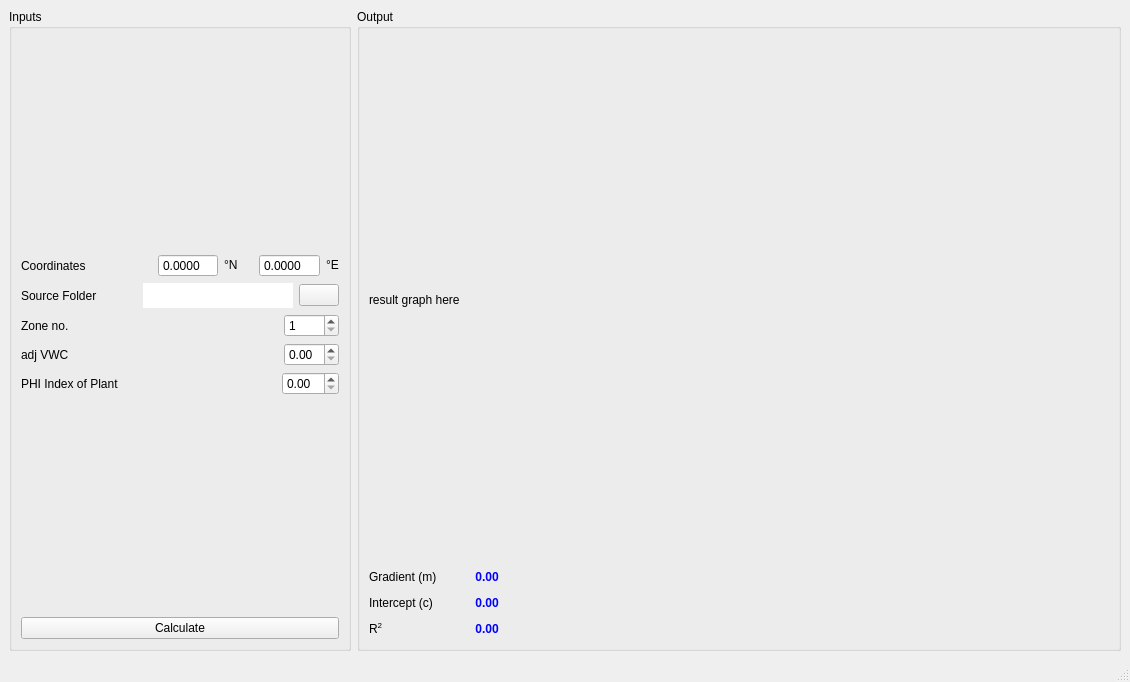
The window that main.ui (pseuds/MoistureSensor) describes before a commit, drawn with Qt 5.
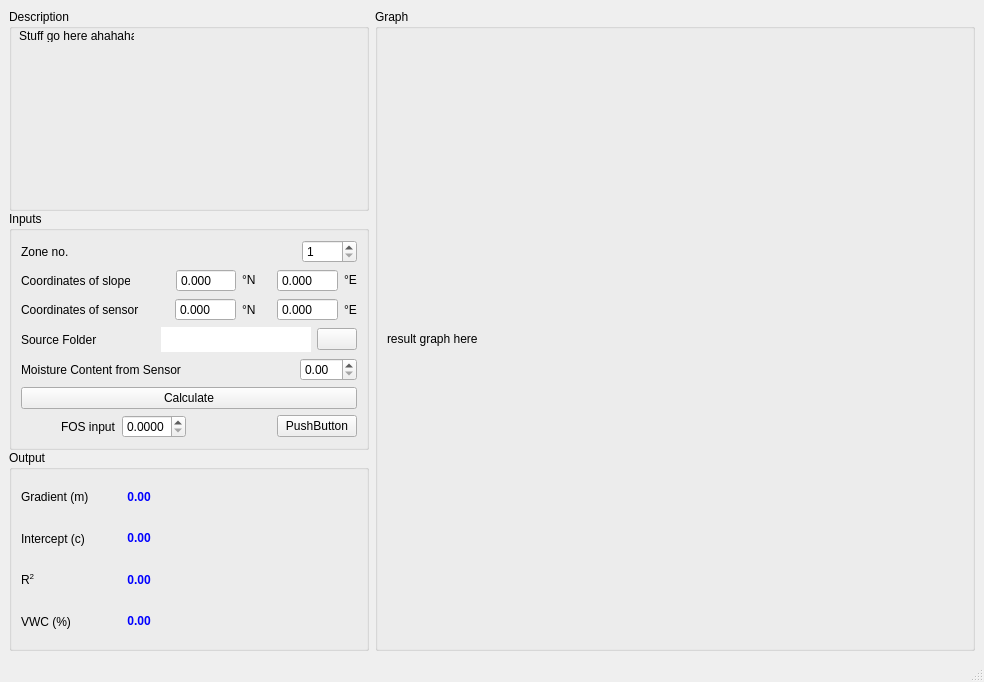
The same window after the commit. Icons and pictures are not drawn.

What changed in the file:
```diff
--- a/main.ui
+++ b/main.ui
@@ -6,7 +6,7 @@
    <rect>
     <x>0</x>
     <y>0</y>
-    <width>1130</width>
+    <width>984</width>
     <height>682</height>
    </rect>
   </property>
@@ -14,7 +14,56 @@
    <string>Slope Monitoring</string>
   </property>
   <widget class="QWidget" name="centralwidget">
-   <layout class="QHBoxLayout" name="horizontalLayout_8">
+   <layout class="QHBoxLayout" name="horizontalLayout_5">
+    <item>
+     <layout class="QVBoxLayout" name="verticalLayout_4">
+      <property name="spacing">
+       <number>0</number>
+      </property>
+      <property name="sizeConstraint">
+       <enum>QLayout::SetMinimumSize</enum>
+      </property>
+      <item>
+       <widget class="QGroupBox" name="groupBox_4">
+        <property name="sizePolicy">
+         <sizepolicy hsizetype="Maximum" vsizetype="Minimum">
+          <horstretch>0</horstretch>
+          <verstretch>0</verstretch>
+         </sizepolicy>
+        </property>
+        <property name="maximumSize">
+         <size>
+          <width>360</width>
+          <height>16777215</height>
+         </size>
+        </property>
+        <property name="title">
+         <string>Description</string>
+        </property>
+        <widget class="QLabel" name="label_8">
+         <property name="geometry">
+          <rect>
+           <x>10</x>
+           <y>20</y>
+           <width>115</width>
+           <height>13</height>
+          </rect>
+         </property>
+         <property name="sizePolicy">
+          <sizepolicy hsizetype="Expanding" vsizetype="Expanding">
+           <horstretch>0</horstretch>
+           <verstretch>0</verstretch>
+          </sizepolicy>
+         </property>
+         <property name="text">
+          <string>Stuff go here ahahahah</string>
+         </property>
+         <property name="alignment">
+          <set>Qt::AlignLeading|Qt::AlignLeft|Qt::AlignTop</set>
+         </property>
+        </widget>
+       </widget>
+      </item>
     <item>
      <widget class="QGroupBox" name="groupBox">
       <property name="sizePolicy">
@@ -23,22 +72,64 @@
         <verstretch>0</verstretch>
        </sizepolicy>
       </property>
+        <property name="minimumSize">
+         <size>
+          <width>300</width>
+          <height>0</height>
+         </size>
+        </property>
+        <property name="maximumSize">
+         <size>
+          <width>360</width>
+          <height>16777215</height>
+         </size>
+        </property>
       <property name="title">
        <string>Inputs</string>
       </property>
       <layout class="QVBoxLayout" name="verticalLayout">
        <item>
-        <spacer name="verticalSpacer_2">
+          <layout class="QHBoxLayout" name="horizontalLayout_4">
+           <item>
+            <widget class="QLabel" name="label_7">
+             <property name="text">
+              <string>Zone no.</string>
+             </property>
+            </widget>
+           </item>
+           <item>
+            <spacer name="horizontalSpacer_2">
          <property name="orientation">
-          <enum>Qt::Vertical</enum>
+              <enum>Qt::Horizontal</enum>
+             </property>
+             <property name="sizeType">
+              <enum>QSizePolicy::Expanding</enum>
          </property>
          <property name="sizeHint" stdset="0">
           <size>
            <width>20</width>
-           <height>40</height>
+               <height>20</height>
           </size>
          </property>
         </spacer>
+           </item>
+           <item>
+            <widget class="QSpinBox" name="zoneNo_spinBox">
+             <property name="minimumSize">
+              <size>
+               <width>55</width>
+               <height>0</height>
+              </size>
+             </property>
+             <property name="minimum">
+              <number>1</number>
+             </property>
+             <property name="maximum">
+              <number>97</number>
+             </property>
+            </widget>
+           </item>
+          </layout>
        </item>
        <item>
         <layout class="QHBoxLayout" name="horizontalLayout">
@@ -51,7 +142,7 @@
             </size>
            </property>
            <property name="text">
-            <string>Coordinates</string>
+              <string>Coordinates of slope</string>
            </property>
           </widget>
          </item>
@@ -60,6 +151,9 @@
            <property name="orientation">
             <enum>Qt::Horizontal</enum>
            </property>
+             <property name="sizeType">
+              <enum>QSizePolicy::Expanding</enum>
+             </property>
            <property name="sizeHint" stdset="0">
             <size>
              <width>40</width>
@@ -80,10 +174,10 @@
             <enum>QAbstractSpinBox::NoButtons</enum>
            </property>
            <property name="decimals">
-            <number>4</number>
+              <number>3</number>
            </property>
            <property name="maximum">
-            <double>90.000000000000000</double>
+              <double>9999.000000000000000</double>
            </property>
           </widget>
          </item>
@@ -122,10 +216,10 @@
             <enum>QAbstractSpinBox::NoButtons</enum>
            </property>
            <property name="decimals">
-            <number>4</number>
+              <number>3</number>
            </property>
            <property name="maximum">
-            <double>180.000000000000000</double>
+              <double>9999.000000000000000</double>
            </property>
            <property name="singleStep">
             <double>0.000100000000000</double>
@@ -144,6 +238,89 @@
          </item>
         </layout>
        </item>
+         <item>
+          <layout class="QHBoxLayout" name="horizontalLayout_12">
+           <item>
+            <widget class="QLabel" name="label_4">
+             <property name="text">
+              <string>Coordinates of sensor</string>
+             </property>
+            </widget>
+           </item>
+           <item>
+            <spacer name="horizontalSpacer_13">
+             <property name="orientation">
+              <enum>Qt::Horizontal</enum>
+             </property>
+             <property name="sizeHint" stdset="0">
+              <size>
+               <width>40</width>
+               <height>20</height>
+              </size>
+             </property>
+            </spacer>
+           </item>
+           <item>
+            <widget class="QDoubleSpinBox" name="xsensor_dbSpinbox">
+             <property name="contextMenuPolicy">
+              <enum>Qt::DefaultContextMenu</enum>
+             </property>
+             <property name="buttonSymbols">
+              <enum>QAbstractSpinBox::NoButtons</enum>
+             </property>
+             <property name="decimals">
+              <number>3</number>
+             </property>
+             <property name="maximum">
+              <double>9999.000000000000000</double>
+             </property>
+            </widget>
+           </item>
+           <item>
+            <widget class="QLabel" name="label_10">
+             <property name="text">
+              <string>°N</string>
+             </property>
+            </widget>
+           </item>
+           <item>
+            <spacer name="horizontalSpacer_15">
+             <property name="orientation">
+              <enum>Qt::Horizontal</enum>
+             </property>
+             <property name="sizeType">
+              <enum>QSizePolicy::Fixed</enum>
+             </property>
+             <property name="sizeHint" stdset="0">
+              <size>
+               <width>15</width>
+               <height>20</height>
+              </size>
+             </property>
+            </spacer>
+           </item>
+           <item>
+            <widget class="QDoubleSpinBox" name="ysensor_dbSpinBox">
+             <property name="buttonSymbols">
+              <enum>QAbstractSpinBox::NoButtons</enum>
+             </property>
+             <property name="decimals">
+              <number>3</number>
+             </property>
+             <property name="maximum">
+              <double>9999.000000000000000</double>
+             </property>
+            </widget>
+           </item>
+           <item>
+            <widget class="QLabel" name="label_12">
+             <property name="text">
+              <string>°E</string>
+             </property>
+            </widget>
+           </item>
+          </layout>
+         </item>
        <item>
         <layout class="QHBoxLayout" name="horizontalLayout_3">
          <item>
@@ -209,95 +386,12 @@
          </item>
         </layout>
        </item>
-       <item>
-        <layout class="QHBoxLayout" name="horizontalLayout_4">
-         <item>
-          <widget class="QLabel" name="label_7">
-           <property name="text">
-            <string>Zone no.</string>
-           </property>
-          </widget>
-         </item>
-         <item>
-          <spacer name="horizontalSpacer_2">
-           <property name="orientation">
-            <enum>Qt::Horizontal</enum>
-           </property>
-           <property name="sizeHint" stdset="0">
-            <size>
-             <width>40</width>
-             <height>20</height>
-            </size>
-           </property>
-          </spacer>
-         </item>
-         <item>
-          <widget class="QSpinBox" name="zoneNo_spinBox">
-           <property name="minimumSize">
-            <size>
-             <width>55</width>
-             <height>0</height>
-            </size>
-           </property>
-           <property name="minimum">
-            <number>1</number>
-           </property>
-           <property name="maximum">
-            <number>97</number>
-           </property>
-          </widget>
-         </item>
-        </layout>
-       </item>
-       <item>
-        <layout class="QHBoxLayout" name="horizontalLayout_5">
-         <item>
-          <widget class="QLabel" name="label_8">
-           <property name="text">
-            <string>adj VWC</string>
-           </property>
-          </widget>
-         </item>
-         <item>
-          <spacer name="horizontalSpacer_3">
-           <property name="orientation">
-            <enum>Qt::Horizontal</enum>
-           </property>
-           <property name="sizeHint" stdset="0">
-            <size>
-             <width>40</width>
-             <height>20</height>
-            </size>
-           </property>
-          </spacer>
-         </item>
-         <item>
-          <widget class="QDoubleSpinBox" name="adjVWC_dbSpinBox">
-           <property name="minimumSize">
-            <size>
-             <width>55</width>
-             <height>0</height>
-            </size>
-           </property>
-           <property name="decimals">
-            <number>2</number>
-           </property>
-           <property name="maximum">
-            <double>1.000000000000000</double>
-           </property>
-           <property name="singleStep">
-            <double>0.000500000000000</double>
-           </property>
-          </widget>
-         </item>
-        </layout>
-       </item>
        <item>
         <layout class="QHBoxLayout" name="horizontalLayout_9">
          <item>
           <widget class="QLabel" name="label_2">
            <property name="text">
-            <string>PHI Index of Plant</string>
+              <string>Moisture Content from Sensor </string>
            </property>
           </widget>
          </item>
@@ -319,19 +413,6 @@
          </item>
         </layout>
        </item>
-       <item>
-        <spacer name="verticalSpacer">
-         <property name="orientation">
-          <enum>Qt::Vertical</enum>
-         </property>
-         <property name="sizeHint" stdset="0">
-          <size>
-           <width>20</width>
-           <height>40</height>
-          </size>
-         </property>
-        </spacer>
-       </item>
        <item>
         <widget class="QPushButton" name="calculate_Button">
          <property name="text">
@@ -339,31 +420,102 @@
          </property>
         </widget>
        </item>
-      </layout>
+         <item>
+          <layout class="QHBoxLayout" name="horizontalLayout_14">
+           <item>
+            <spacer name="horizontalSpacer_16">
+             <property name="orientation">
+              <enum>Qt::Horizontal</enum>
+             </property>
+             <property name="sizeType">
+              <enum>QSizePolicy::Fixed</enum>
+             </property>
+             <property name="sizeHint" stdset="0">
+              <size>
+               <width>40</width>
+               <height>20</height>
+              </size>
+             </property>
+            </spacer>
+           </item>
+           <item>
+            <widget class="QLabel" name="label_16">
+             <property name="text">
+              <string>FOS input</string>
+             </property>
+            </widget>
+           </item>
+           <item>
+            <widget class="QDoubleSpinBox" name="FOS_dpSpinBox">
+             <property name="decimals">
+              <number>4</number>
+             </property>
+             <property name="maximum">
+              <double>1.000000000000000</double>
+             </property>
+             <property name="singleStep">
+              <double>0.000100000000000</double>
+             </property>
+            </widget>
+           </item>
+           <item>
+            <spacer name="horizontalSpacer_17">
+             <property name="orientation">
+              <enum>Qt::Horizontal</enum>
+             </property>
+             <property name="sizeHint" stdset="0">
+              <size>
+               <width>40</width>
+               <height>20</height>
+              </size>
+             </property>
+            </spacer>
+           </item>
+           <item>
+            <widget class="QPushButton" name="find_point_Button">
+             <property name="text">
+              <string>PushButton</string>
+             </property>
+            </widget>
+           </item>
+          </layout>
+         </item>
+        </layout>
      </widget>
     </item>
     <item>
-     <widget class="QGroupBox" name="groupBox_2">
+       <widget class="QGroupBox" name="groupBox_3">
+        <property name="sizePolicy">
+         <sizepolicy hsizetype="Minimum" vsizetype="Minimum">
+          <horstretch>0</horstretch>
+          <verstretch>0</verstretch>
+         </sizepolicy>
+        </property>
+        <property name="minimumSize">
+         <size>
+          <width>200</width>
+          <height>200</height>
+         </size>
+        </property>
+        <property name="maximumSize">
+         <size>
+          <width>360</width>
+          <height>360</height>
+         </size>
+        </property>
+        <property name="layoutDirection">
+         <enum>Qt::LeftToRight</enum>
+        </property>
       <property name="title">
        <string>Output</string>
       </property>
-      <layout class="QVBoxLayout" name="verticalLayout_2">
-       <item>
-        <widget class="QLabel" name="graphResult_label">
-         <property name="sizePolicy">
-          <sizepolicy hsizetype="Preferred" vsizetype="MinimumExpanding">
-           <horstretch>0</horstretch>
-           <verstretch>0</verstretch>
-          </sizepolicy>
+        <layout class="QVBoxLayout" name="verticalLayout_3">
+         <property name="spacing">
+          <number>6</number>
          </property>
-         <property name="text">
-          <string>result graph here</string>
-         </property>
-        </widget>
-       </item>
        <item>
         <layout class="QHBoxLayout" name="horizontalLayout_2">
-         <item>
+           <item alignment="Qt::AlignLeft">
           <widget class="QLabel" name="label_9">
            <property name="minimumSize">
             <size>
@@ -469,7 +621,7 @@
        </item>
        <item>
         <layout class="QHBoxLayout" name="horizontalLayout_7">
-         <item>
+           <item alignment="Qt::AlignLeft">
           <widget class="QLabel" name="label_13">
            <property name="minimumSize">
             <size>
@@ -520,6 +672,92 @@
          </item>
         </layout>
        </item>
+         <item>
+          <layout class="QHBoxLayout" name="horizontalLayout_13">
+           <item>
+            <widget class="QLabel" name="label_14">
+             <property name="minimumSize">
+              <size>
+               <width>80</width>
+               <height>0</height>
+              </size>
+             </property>
+             <property name="text">
+              <string>VWC (%)</string>
+             </property>
+            </widget>
+           </item>
+           <item>
+            <spacer name="horizontalSpacer_3">
+             <property name="orientation">
+              <enum>Qt::Horizontal</enum>
+             </property>
+             <property name="sizeType">
+              <enum>QSizePolicy::Fixed</enum>
+             </property>
+             <property name="sizeHint" stdset="0">
+              <size>
+               <width>20</width>
+               <height>20</height>
+              </size>
+             </property>
+            </spacer>
+           </item>
+           <item>
+            <widget class="QLabel" name="label_15">
+             <property name="mouseTracking">
+              <bool>true</bool>
+             </property>
+             <property name="text">
+              <string>&lt;html&gt;&lt;head/&gt;&lt;body&gt;&lt;p align=&quot;center&quot;&gt;&lt;span style=&quot; font-weight:600; color:#0000ff;&quot;&gt;0.00&lt;/span&gt;&lt;/p&gt;&lt;/body&gt;&lt;/html&gt;</string>
+             </property>
+            </widget>
+           </item>
+           <item>
+            <spacer name="horizontalSpacer_14">
+             <property name="orientation">
+              <enum>Qt::Horizontal</enum>
+             </property>
+             <property name="sizeHint" stdset="0">
+              <size>
+               <width>40</width>
+               <height>20</height>
+              </size>
+             </property>
+            </spacer>
+           </item>
+          </layout>
+         </item>
+        </layout>
+       </widget>
+      </item>
+     </layout>
+    </item>
+    <item>
+     <widget class="QGroupBox" name="groupBox_2">
+      <property name="title">
+       <string>Graph</string>
+      </property>
+      <layout class="QVBoxLayout" name="verticalLayout_2">
+       <item>
+        <widget class="QLabel" name="graphResult_label">
+         <property name="sizePolicy">
+          <sizepolicy hsizetype="Preferred" vsizetype="MinimumExpanding">
+           <horstretch>0</horstretch>
+           <verstretch>0</verstretch>
+          </sizepolicy>
+         </property>
+         <property name="minimumSize">
+          <size>
+           <width>0</width>
+           <height>300</height>
+          </size>
+         </property>
+         <property name="text">
+          <string>result graph here</string>
+         </property>
+        </widget>
+       </item>
       </layout>
      </widget>
     </item>
```
Left out of the diff: 8 changed lines with no effect on the pictures. Lines whose indentation alone changed are shown as unchanged.
